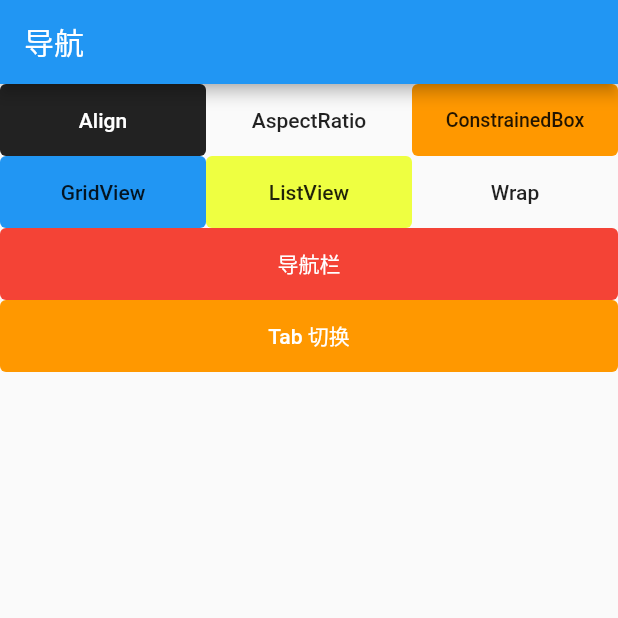
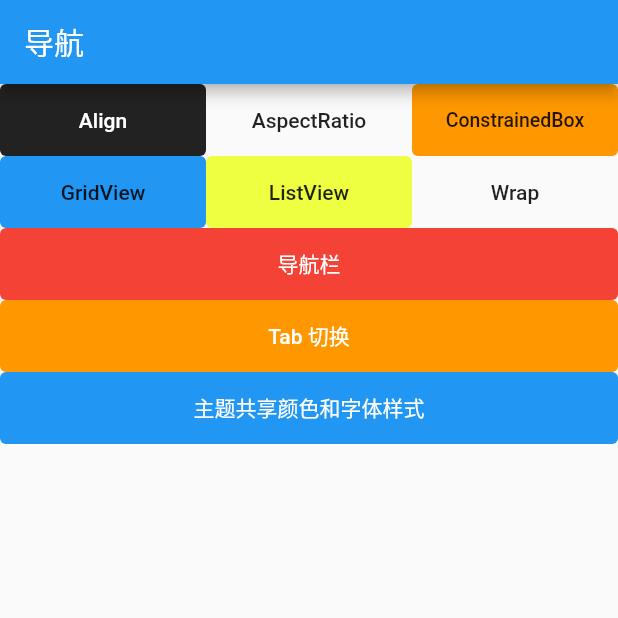
Before and after one commit to nanos-11/Flutter_nan, a Flutter app: the screen it shows after launch, on a phone screen of 412 x 824 dp, the top half of it. Run offline on Flutter 3.47's test engine with Material 2 defaults, Android fonts, the phone set to English and light mode, and no system bars.

Commit message:
flutter Tab 导航

```diff
--- a/lib/index/Index.dart
+++ b/lib/index/Index.dart
@@ -10,6 +10,7 @@ import 'package:flutter_nan/demo/navigation/page/Idea4Page.dart';
 import 'package:flutter_nan/demo/tab/page/Follow.dart';
 import 'package:flutter_nan/demo/tab/page/Hot.dart';
 import 'package:flutter_nan/demo/tab/page/Recommend.dart';
+import 'package:flutter_nan/theme/ThemeSetPage.dart';
 
 class Index extends StatefulWidget {
   @override
@@ -199,6 +200,37 @@ class _IndexState extends State<Index> {
     ]);
   }
 
+  /// 使用主题共享颜色和字体样式
+  /// @date 2019/11/8
+  /// @since 1.0.0
+  /// @version code 1
+  /// @author nan
+  Widget intentThemePage() {
+    return Row(
+      children: <Widget>[
+        Expanded(
+          child: Container(
+            child: FlatButton(
+                onPressed: () {
+                  Navigator.of(context)
+                      .push(new MaterialPageRoute(builder: (context) {
+                    return ThemeSetPage();
+                  }));
+                },
+                child: Text(
+                  '主题共享颜色和字体样式',
+                  style: TextStyle(color: Colors.white),
+                )),
+            decoration: BoxDecoration(
+                borderRadius:
+                    const BorderRadius.all(const Radius.circular(4.0)),
+                color: Colors.blue),
+          ),
+        ),
+      ],
+    );
+  }
+
   @override
   Widget build(BuildContext context) {
     return new MaterialApp(
@@ -212,6 +244,7 @@ class _IndexState extends State<Index> {
               intentGridView(),
               intentNavigation(),
               intentTabPage(),
+              intentThemePage(),
             ],
           ),
         ),
--- a/lib/main.dart
+++ b/lib/main.dart
@@ -10,6 +10,11 @@ class MyApp extends StatelessWidget {
     return MaterialApp(
       title: '学习练习Demo',
       home: new Index(),
+      theme: new ThemeData(
+        brightness: Brightness.dark,
+        primaryColor: Colors.lightBlue[800],
+        accentColor: Colors.cyan[600],
+      ),
     );
 //    return MaterialApp(
 //      title: 'Flutter Demo',
```
Also changed, not shown: lib/theme/ThemeSetPage.dart (added, +34 -0 lines), 1 other file.
